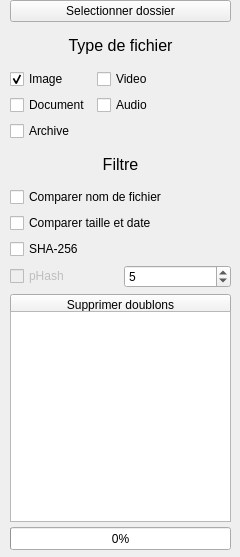
First picture: the form in mainwindow.ui, repository Matthieu-Fontaine/dup, before the edit.
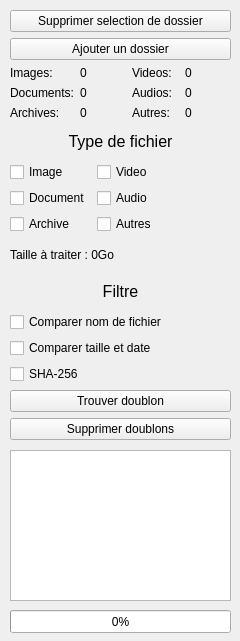
Second picture: the form after the edit.

```diff
--- a/mainwindow.ui
+++ b/mainwindow.ui
@@ -7,7 +7,7 @@
     <x>0</x>
     <y>0</y>
     <width>240</width>
-    <height>557</height>
+    <height>641</height>
    </rect>
   </property>
   <property name="windowTitle">
@@ -18,19 +18,114 @@
     <property name="geometry">
      <rect>
       <x>10</x>
-      <y>0</y>
+      <y>10</y>
       <width>221</width>
-      <height>316</height>
+      <height>430</height>
      </rect>
     </property>
     <layout class="QVBoxLayout" name="processVerticalLayout">
      <item>
       <widget class="QPushButton" name="selectFolderPushButton">
        <property name="text">
-        <string>Selectionner dossier</string>
+        <string>Supprimer selection de dossier</string>
        </property>
       </widget>
      </item>
+     <item>
+      <widget class="QPushButton" name="addFolderPushButton">
+       <property name="text">
+        <string>Ajouter un dossier</string>
+       </property>
+      </widget>
+     </item>
+     <item>
+      <layout class="QGridLayout" name="numberOfFileGridLayout">
+       <item row="0" column="2">
+        <widget class="QLabel" name="numberOfVideoFilesParamLabel">
+         <property name="text">
+          <string>Videos:</string>
+         </property>
+        </widget>
+       </item>
+       <item row="0" column="1">
+        <widget class="QLabel" name="numberOfImageFilesValueLabel">
+         <property name="text">
+          <string>0</string>
+         </property>
+        </widget>
+       </item>
+       <item row="0" column="0">
+        <widget class="QLabel" name="numberOfImageFilesParamLabel">
+         <property name="text">
+          <string>Images:</string>
+         </property>
+        </widget>
+       </item>
+       <item row="2" column="0">
+        <widget class="QLabel" name="numberOfArchiveFilesParamLabel">
+         <property name="text">
+          <string>Archives:</string>
+         </property>
+        </widget>
+       </item>
+       <item row="1" column="0">
+        <widget class="QLabel" name="numberOfDocumentFilesParamLabel">
+         <property name="text">
+          <string>Documents:</string>
+         </property>
+        </widget>
+       </item>
+       <item row="0" column="3">
+        <widget class="QLabel" name="numberOfVideoFilesValueLabel">
+         <property name="text">
+          <string>0</string>
+         </property>
+        </widget>
+       </item>
+       <item row="1" column="1">
+        <widget class="QLabel" name="numberOfDocumentFilesValueLabel">
+         <property name="text">
+          <string>0</string>
+         </property>
+        </widget>
+       </item>
+       <item row="1" column="2">
+        <widget class="QLabel" name="numberOfAudioFilesParamLabel">
+         <property name="text">
+          <string>Audios:</string>
+         </property>
+        </widget>
+       </item>
+       <item row="1" column="3">
+        <widget class="QLabel" name="numberOfAudioFilesValueLabel">
+         <property name="text">
+          <string>0</string>
+         </property>
+        </widget>
+       </item>
+       <item row="2" column="3">
+        <widget class="QLabel" name="numberOfOtherFilesValueLabel">
+         <property name="text">
+          <string>0</string>
+         </property>
+        </widget>
+       </item>
+       <item row="2" column="2">
+        <widget class="QLabel" name="numberOfOtherFilesParamLabel">
+         <property name="text">
+          <string>Autres:</string>
+         </property>
+        </widget>
+       </item>
+       <item row="2" column="1">
+        <widget class="QLabel" name="numberOfArchiveFilesValueLabel">
+         <property name="text">
+          <string>0</string>
+         </property>
+        </widget>
+       </item>
+      </layout>
+     </item>
      <item>
       <widget class="QLabel" name="typedeFichierLabel">
        <property name="font">
@@ -60,7 +155,7 @@
           <bool>true</bool>
          </property>
          <property name="checked">
-          <bool>true</bool>
+          <bool>false</bool>
          </property>
         </widget>
        </item>
@@ -128,8 +223,31 @@
          </property>
         </widget>
        </item>
+       <item row="2" column="1">
+        <widget class="QCheckBox" name="optionsOtherCheckBox">
+         <property name="enabled">
+          <bool>true</bool>
+         </property>
+         <property name="text">
+          <string>Autres</string>
+         </property>
+         <property name="checkable">
+          <bool>true</bool>
+         </property>
+         <property name="checked">
+          <bool>false</bool>
+         </property>
+        </widget>
+       </item>
       </layout>
      </item>
+     <item>
+      <widget class="QLabel" name="selectSizeLabel">
+       <property name="text">
+        <string>Taille à traiter : 0Go</string>
+       </property>
+      </widget>
+     </item>
      <item>
       <widget class="QLabel" name="FiltreLabel">
        <property name="font">
@@ -167,28 +285,11 @@
       </widget>
      </item>
      <item>
-      <layout class="QHBoxLayout" name="horizontalLayout_2">
-       <item>
-        <widget class="QCheckBox" name="filterPHashCheckBox">
-         <property name="enabled">
-          <bool>false</bool>
-         </property>
-         <property name="text">
-          <string>pHash</string>
-         </property>
-        </widget>
-       </item>
-       <item>
-        <widget class="QSpinBox" name="pHashThresholdSpinBox">
-         <property name="maximum">
-          <number>15</number>
-         </property>
-         <property name="value">
-          <number>5</number>
-         </property>
-        </widget>
-       </item>
-      </layout>
+      <widget class="QPushButton" name="findDuplicatePushButton">
+       <property name="text">
+        <string>Trouver doublon</string>
+       </property>
+      </widget>
      </item>
      <item>
       <widget class="QPushButton" name="deleteDoublonsPushButton">
@@ -203,9 +304,9 @@
     <property name="geometry">
      <rect>
       <x>10</x>
-      <y>311</y>
+      <y>450</y>
       <width>221</width>
-      <height>211</height>
+      <height>151</height>
      </rect>
     </property>
    </widget>
@@ -213,7 +314,7 @@
     <property name="geometry">
      <rect>
       <x>10</x>
-      <y>527</y>
+      <y>610</y>
       <width>221</width>
       <height>23</height>
      </rect>
```
Left out of the diff: 4 changed lines with no effect on the pictures.
